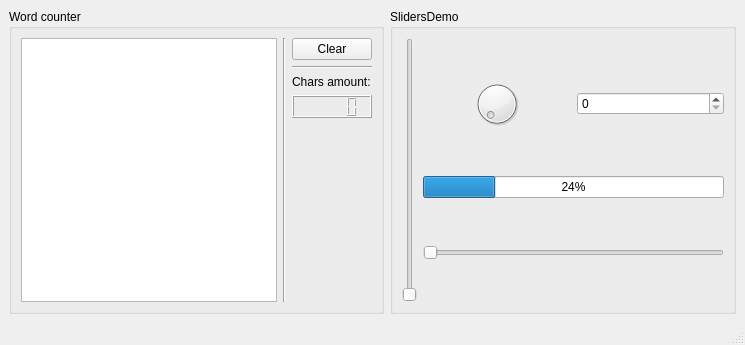
First picture: the form in Lesson_6/WidgetsExploring/mainwindow.ui, repository rtkachuk/NG_2025_Roman_Tkachuk_2, before the edit.
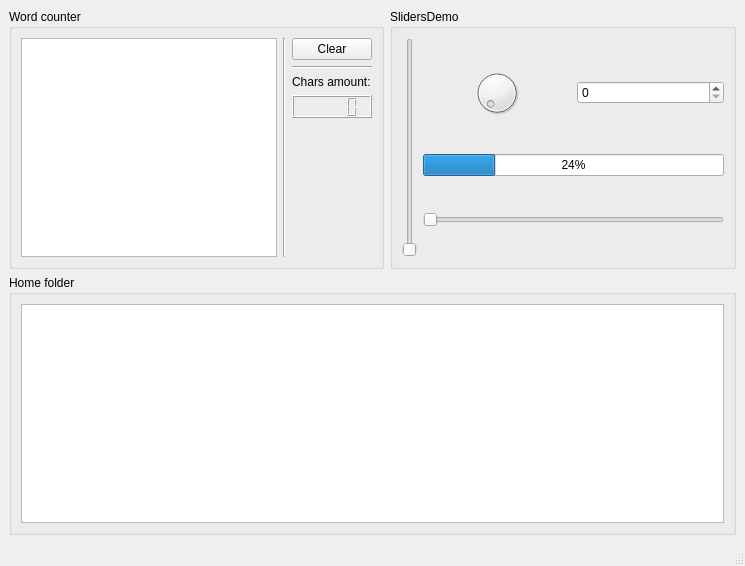
Second picture: the form after the edit.

Commit message: Added folder view

```diff
--- a/Lesson_6/WidgetsExploring/mainwindow.ui
+++ b/Lesson_6/WidgetsExploring/mainwindow.ui
@@ -7,14 +7,16 @@
     <x>0</x>
     <y>0</y>
     <width>745</width>
-    <height>345</height>
+    <height>566</height>
    </rect>
   </property>
   <property name="windowTitle">
    <string>MainWindow</string>
   </property>
   <widget class="QWidget" name="centralwidget">
-   <layout class="QHBoxLayout" name="horizontalLayout_4">
+   <layout class="QVBoxLayout" name="verticalLayout_3">
+    <item>
+     <layout class="QHBoxLayout" name="horizontalLayout_5">
     <item>
      <widget class="QGroupBox" name="groupBox">
       <property name="title">
@@ -115,6 +117,20 @@
           </widget>
          </item>
         </layout>
+         </item>
+        </layout>
+       </widget>
+      </item>
+     </layout>
+    </item>
+    <item>
+     <widget class="QGroupBox" name="groupBox_3">
+      <property name="title">
+       <string>Home folder</string>
+      </property>
+      <layout class="QHBoxLayout" name="horizontalLayout_4">
+       <item>
+        <widget class="QListWidget" name="lw_homeDir"/>
        </item>
       </layout>
      </widget>
```
Lines whose indentation alone changed are shown as unchanged. The commit also changes 2 other files.
